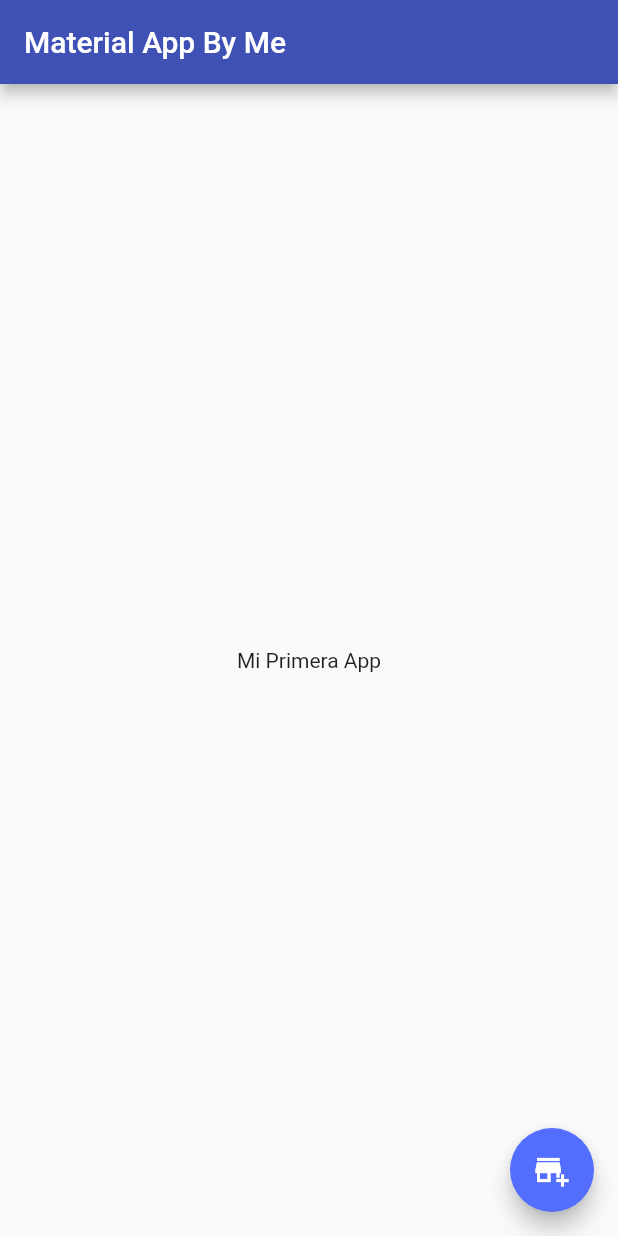
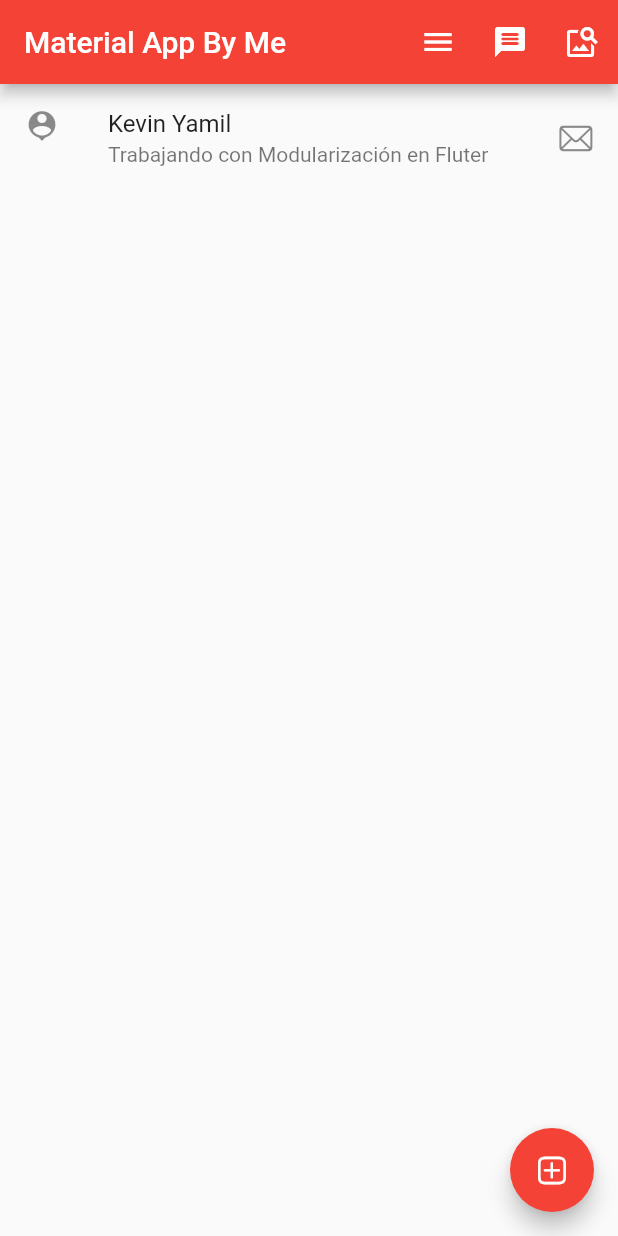
Before and after one commit to kevinShogun/Contact_app, a Flutter app: the screen it shows after launch, on a phone screen of 412 x 824 dp. Run offline on Flutter 3.47's test engine with Material 2 defaults, Android fonts, the light colour scheme and no system bars.

Commit message:
Modularizando 1.0

```diff
--- a/lib/main.dart
+++ b/lib/main.dart
@@ -12,27 +12,29 @@ class MyApp extends StatelessWidget {
     return MaterialApp(
         title: 'Flutter App de Kevin',
         theme: ThemeData(
-        primarySwatch: Colors.indigo,
-        secondaryHeaderColor: Colors.blueGrey,
+          primarySwatch: Colors.red,
           visualDensity: VisualDensity.adaptivePlatformDensity,
         ),
         home: Scaffold(
           floatingActionButton: FloatingActionButton(
-          backgroundColor: Colors.indigoAccent,
-          child: Icon(Icons.add_business),
+            child: Icon(CupertinoIcons.plus_app),
           ),
           appBar: AppBar(
+            actions: <Widget>[
+              IconButton(icon: Icon(Icons.menu), onPressed: () {}),
+              IconButton(icon: Icon(Icons.message_rounded), onPressed: () {}),
+              IconButton(
+                  icon: Icon(Icons.image_search_outlined), onPressed: () {})
+            ],
             title: Text('Material App By Me'),
           ),
           body: Container(
-          child: Center(
-            child: Text(
-              'Mi Primera App',
-              textAlign: TextAlign.center,
-            ),
-          ),
-        ),
-      ),
-    );
+              child: ListTile(
+            trailing: Icon(CupertinoIcons.mail),
+            leading: Icon(Icons.person_pin),
+            title: Text('Kevin Yamil'),
+            subtitle: Text('Trabajando con Modularización en Fluter'),
+          )),
+        ));
   }
 }
```
Lines whose indentation alone changed are shown as unchanged.
